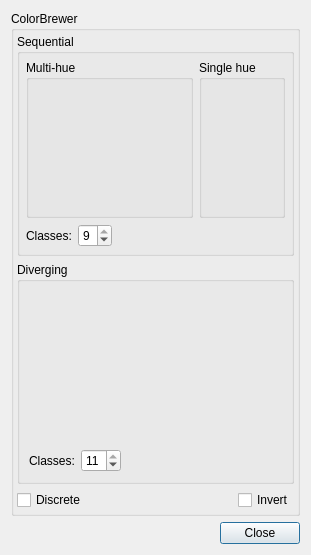
Above: src/qt-widgets/ChooseBuiltinPaletteDialogUi.ui from GPlates/GPlates before the change. Below: the same form after it.
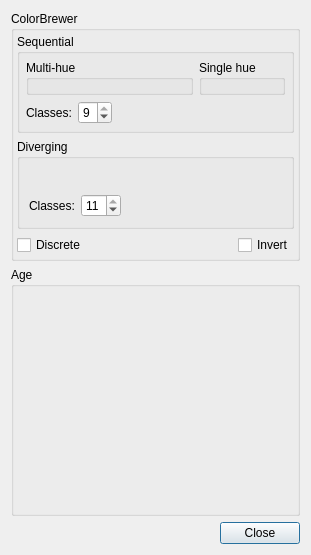
That is the form after the change. Icons and pictures are not drawn.

```diff
--- a/src/qt-widgets/ChooseBuiltinPaletteDialogUi.ui
+++ b/src/qt-widgets/ChooseBuiltinPaletteDialogUi.ui
@@ -290,6 +290,24 @@
      </layout>
     </widget>
    </item>
+   <item>
+    <widget class="QGroupBox" name="age_groupbox">
+     <property name="title">
+      <string>Age</string>
+     </property>
+     <layout class="QHBoxLayout" name="horizontalLayout">
+      <item>
+       <widget class="QWidget" name="age_legacy_placeholder" native="true"/>
+      </item>
+      <item>
+       <widget class="QWidget" name="age_traditional_placeholder" native="true"/>
+      </item>
+      <item>
+       <widget class="QWidget" name="age_modern_placeholder" native="true"/>
+      </item>
+     </layout>
+    </widget>
+   </item>
    <item>
     <widget class="QDialogButtonBox" name="main_buttonbox">
      <property name="standardButtons">
```
